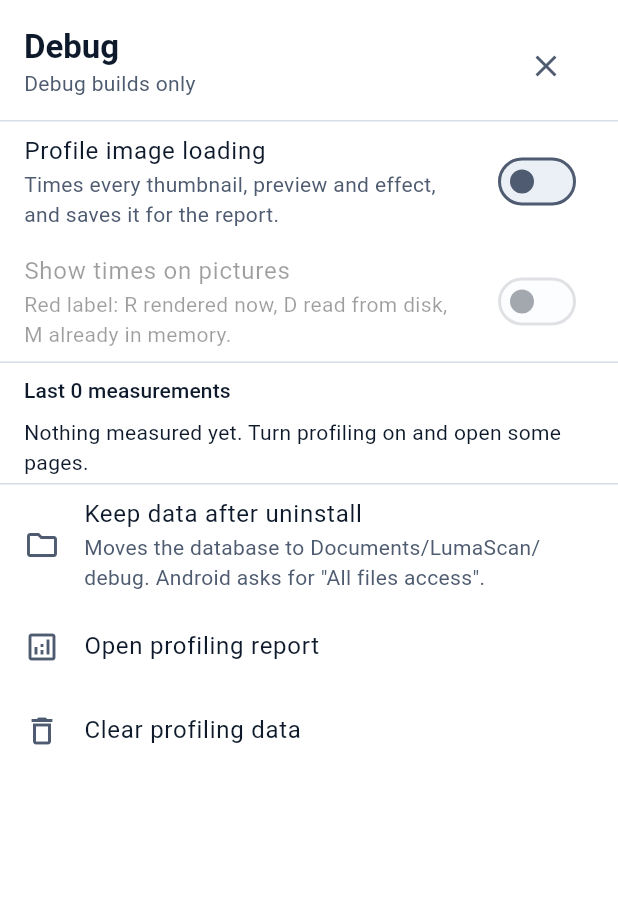
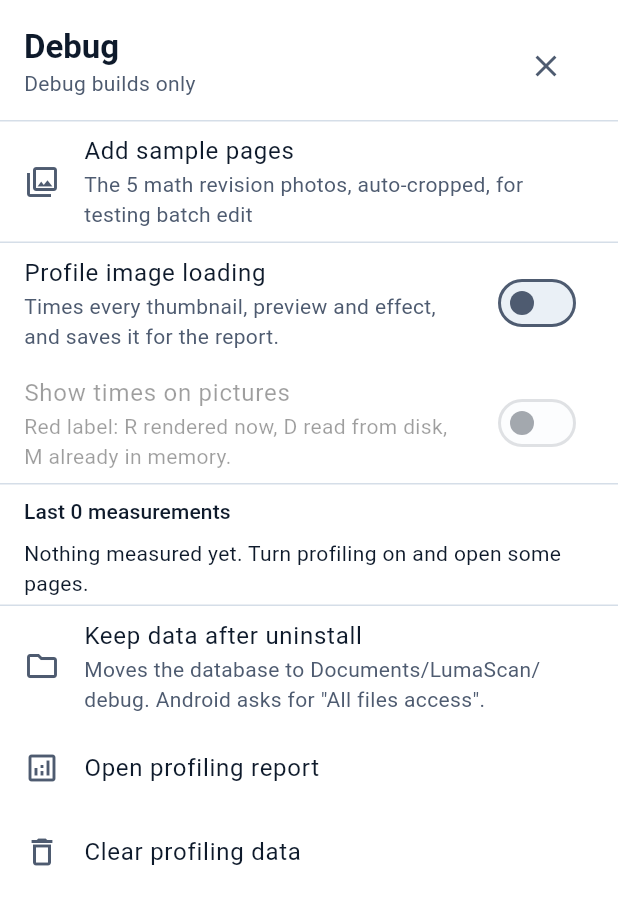
Before and after one commit to varun15j/pfd_editor, a Flutter app: the DebugPanel widget shown alone on an empty page, opened directly with empty values, on a phone screen of 412 x 824 dp. Shown: the top 905 px of the screen. Run offline on Flutter 3.47's test engine with Material 3 defaults, Android fonts, the phone set to English and light mode, and no system bars; our stand-ins replace camera, file_picker, flutter_riverpod, package_info_plus, pdf, permission_handler and 3 more; missing offline and left inert: cunning_document_scanner, google_mlkit_barcode_scanning, google_mlkit_text_recognition, pdfrx; accounts and stored records are empty.

Commit message:
Debug panel: add the math revision sample pages to the draft
Bundles the five sample_photos as assets and adds an Add sample pages row
to the debug panel. It runs them through the normal photo import with
auto-crop and opens the draft, so batch edit and page detection can be
tried on real pages on the emulator, whose camera shows no paper.

Co-Authored-By: Claude Opus 5.5 (1M context) <noreply@anthropic.com>
Claude-Session: https://claude.ai/code/session_014dBu8kJ3urcrjUHJKQkm4X

```diff
--- a/lumascan_app/lib/debug/debug_panel.dart
+++ b/lumascan_app/lib/debug/debug_panel.dart
@@ -1,9 +1,12 @@
 import 'package:flutter/material.dart';
 import 'package:flutter_riverpod/flutter_riverpod.dart';
 
+import '../features/pages/pages_screen.dart';
+import '../features/pages/scan_controller.dart';
 import 'image_profiler.dart';
 import 'profile_sample.dart';
 import 'profiling_report_screen.dart';
+import 'sample_pages.dart';
 
 /// The app's navigator, so the debug panel (which sits above every route) can
 /// open the profiling report.
@@ -122,6 +125,8 @@ class DebugPanel extends StatelessWidget {
                   trailing: IconButton(icon: const Icon(Icons.close), tooltip: 'Close', onPressed: onClose),
                 ),
                 const Divider(),
+                _SamplePagesTile(onClose: onClose),
+                const Divider(),
                 SwitchListTile(
                   title: const Text('Profile image loading'),
                   subtitle: const Text('Times every thumbnail, preview and effect, and saves it for the report.'),
@@ -205,3 +210,48 @@ class DebugPanel extends StatelessWidget {
     );
   }
 }
+
+/// Adds the bundled math revision photos to the draft through the normal
+/// photo import, with auto-crop, and opens the draft: pages to try batch
+/// edit and page detection on.
+class _SamplePagesTile extends ConsumerStatefulWidget {
+  const _SamplePagesTile({required this.onClose});
+
+  final VoidCallback onClose;
+
+  @override
+  ConsumerState<_SamplePagesTile> createState() => _SamplePagesTileState();
+}
+
+class _SamplePagesTileState extends ConsumerState<_SamplePagesTile> {
+  bool _adding = false;
+
+  Future<void> _add() async {
+    setState(() => _adding = true);
+    final messenger = ScaffoldMessenger.maybeOf(debugNavigatorKey.currentContext ?? context);
+    try {
+      final photos = await loadSamplePages();
+      final result = await ref.read(scanControllerProvider.notifier).importPhotos(photos, autoCrop: true);
+      if (!mounted) return;
+      widget.onClose();
+      messenger?.showSnackBar(SnackBar(content: Text('Added ${result.added} sample pages')));
+      if (result.added > 0) {
+        debugNavigatorKey.currentState?.push(MaterialPageRoute<void>(builder: (_) => const PagesScreen()));
+      }
+    } catch (e) {
+      messenger?.showSnackBar(SnackBar(content: Text('Sample pages not added ($e)')));
+    } finally {
+      if (mounted) setState(() => _adding = false);
+    }
+  }
+
+  @override
+  Widget build(BuildContext context) => ListTile(
+    leading: _adding
+        ? const SizedBox.square(dimension: 24, child: CircularProgressIndicator(strokeWidth: 2))
+        : const Icon(Icons.collections_outlined),
+    title: const Text('Add sample pages'),
+    subtitle: Text('The ${samplePageAssets.length} math revision photos, auto-cropped, for testing batch edit'),
+    onTap: _adding ? null : _add,
+  );
+}
--- /dev/null
+++ b/lumascan_app/lib/debug/sample_pages.dart
@@ -0,0 +1,35 @@
+import 'dart:io';
+
+import 'package:flutter/services.dart';
+import 'package:path_provider/path_provider.dart';
+
+import '../domain/photo_import.dart';
+
+/// The phone photos of math revision pages in `sample_photos/`, bundled so
+/// batch edit and page detection can be tried on real pages in a debug
+/// build without a camera (the emulator camera shows no paper). Each has
+/// its own hard case: fingers, torn edges, other sheets, a facing page.
+const samplePageAssets = [
+  'sample_photos/01_revision1_palindrome_lengths.jpg',
+  'sample_photos/02_revision2_multiplication.jpg',
+  'sample_photos/03_revision3_conversions_shapes.jpg',
+  'sample_photos/04_revision4_lengths.jpg',
+  'sample_photos/05_revision_grocery_table.jpg',
+];
+
+/// Copies the bundled sample photos to temporary files and returns them as
+/// picked photos, ready for the normal photo import.
+Future<List<PickedPhoto>> loadSamplePages({AssetBundle? bundle}) async {
+  final from = bundle ?? rootBundle;
+  final dir = Directory('${(await getTemporaryDirectory()).path}/sample_pages');
+  await dir.create(recursive: true);
+  return [for (final asset in samplePageAssets) await _copy(from, asset, dir)];
+}
+
+Future<PickedPhoto> _copy(AssetBundle bundle, String asset, Directory dir) async {
+  final name = asset.split('/').last;
+  final file = File('${dir.path}/$name');
+  final data = await bundle.load(asset);
+  await file.writeAsBytes(data.buffer.asUint8List(data.offsetInBytes, data.lengthInBytes), flush: true);
+  return PickedPhoto(path: file.path, name: name);
+}
```
Also changed, not shown: lumascan_app/pubspec.yaml (+9 -0 lines), 2 other files.
